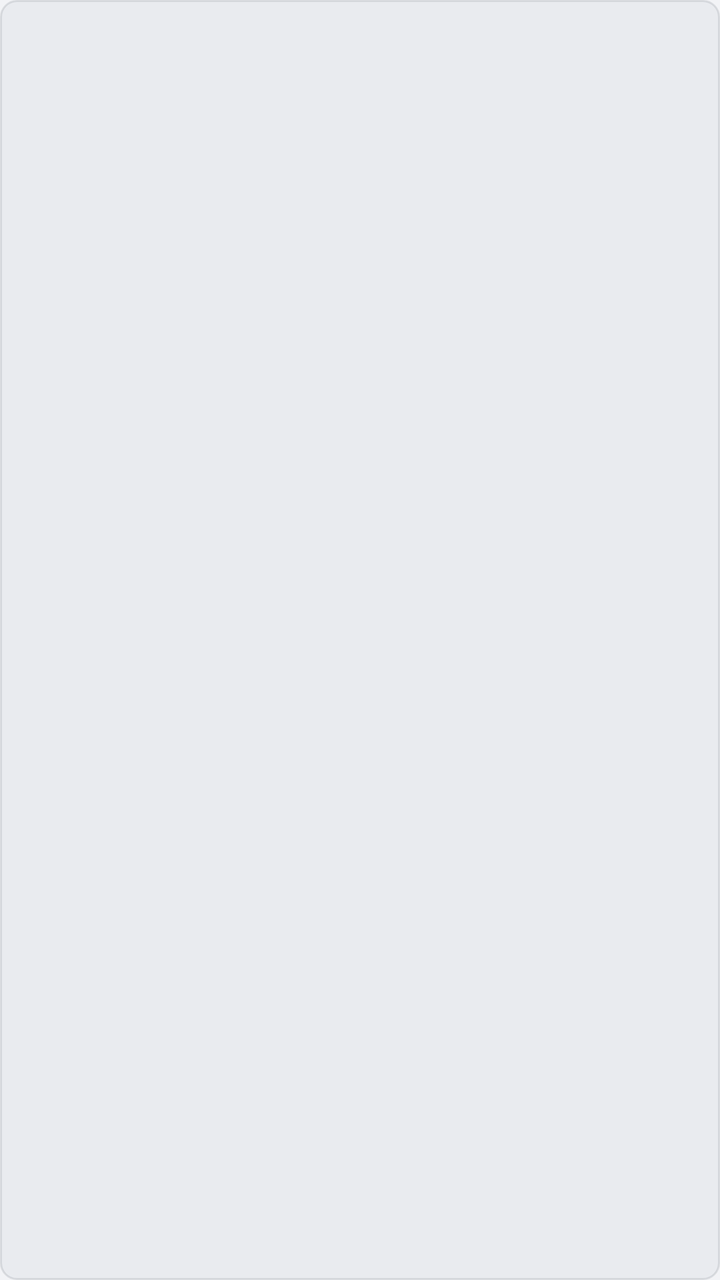
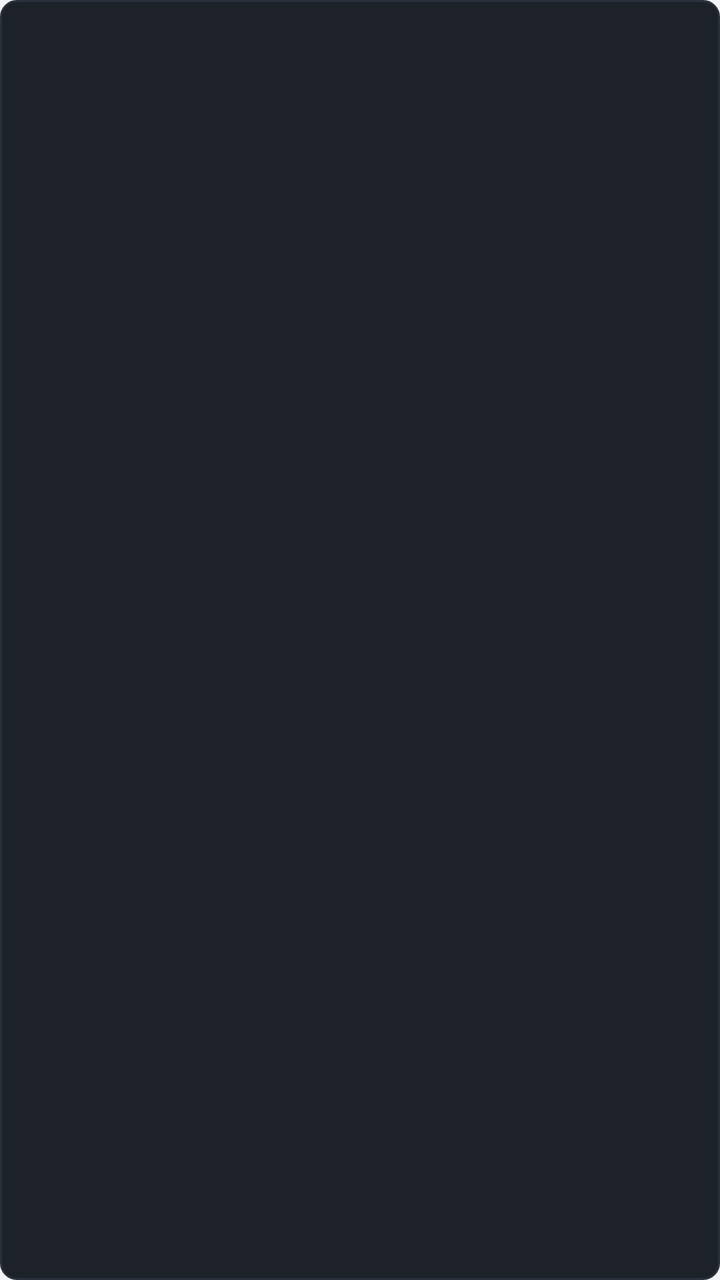

The first picture is an Android layout as it rendered before a commit; the second is the same layout after the commit. The layout source and the unified diff follow.
<!-- AndroidManifest.xml: application theme Theme.LateShow -->
<!-- res/layout/item_line.xml -->
<?xml version="1.0" encoding="utf-8"?>
<TextView xmlns:android="http://schemas.android.com/apk/res/android"
    android:id="@+id/lineText"
    android:layout_width="wrap_content"
    android:layout_height="28dp"
    android:gravity="center"
    android:paddingLeft="12dp"
    android:paddingRight="12dp"
    android:layout_marginRight="8dp"
    android:background="@drawable/bg_smbtn"
    android:textSize="12sp"
    android:textColor="@color/t2"
    android:fontFamily="monospace" />
<!-- resources referenced by this layout -->
<resources>
  <color name="t2">#5C6672</color>
  <!-- drawable bg_smbtn (drawable) -->
  <?xml version="1.0" encoding="utf-8"?>
  <ripple xmlns:android="http://schemas.android.com/apk/res/android"
      android:color="@color/ripple">
      <item android:id="@android:id/mask">
          <shape android:shape="rectangle">
              <solid android:color="#FFFFFFFF" />
              <corners android:radius="8dp" />
          </shape>
      </item>
      <item>
          <shape android:shape="rectangle">
              <solid android:color="@color/ink700" />
              <stroke android:width="1dp" android:color="@color/line" />
              <corners android:radius="8dp" />
          </shape>
      </item>
  </ripple>
  <color name="ripple">#22101820</color>
  <color name="ink700">#E9EBEF</color>
  <color name="line">#1A12181F</color>
  <color name="ink900">#F2F3F6</color>
  <color name="acc">#FF5A36</color>
  <color name="accInk">#170A05</color>
  <color name="ink800">#FFFFFF</color>
  <style name="LateShow.PopupMenu" parent="Widget.Material3.PopupMenu">
          <item name="android:popupBackground">@drawable/bg_menu</item>
          <item name="android:dropDownVerticalOffset">4dp</item>
      </style>
  <style name="LateShow.MaterialAlertDialog" parent="MaterialAlertDialog.Material3">
          <item name="shapeAppearance">@style/LateShow.DialogShape</item>
          <item name="backgroundTint">@color/ink800</item>
      </style>
  <style name="LateShow.DialogTitle" parent="MaterialAlertDialog.Material3.Title.Text">
          <item name="android:textSize">17sp</item>
          <item name="android:textStyle">bold</item>
          <item name="android:textColor">@color/t1</item>
      </style>
  <style name="LateShow.DialogBody" parent="MaterialAlertDialog.Material3.Body.Text">
          <item name="android:textSize">13sp</item>
          <item name="android:textColor">@color/t2</item>
          <item name="android:lineSpacingExtra">5dp</item>
      </style>
  <color name="accText">#C13A17</color>
  <style name="LateShow.DialogAnim" parent="">
          <item name="android:windowShowAnimation">@anim/dialog_in</item>
          <item name="android:windowHideAnimation">@anim/dialog_out</item>
      </style>
  <style name="LateShow.DialogBtnPrimary" parent="Widget.Material3.Button.TextButton.Dialog">
          <item name="android:textSize">13sp</item>
          <item name="android:minHeight">44dp</item>
          <item name="android:paddingLeft">16dp</item>
          <item name="android:paddingRight">16dp</item>
          <item name="android:textStyle">bold</item>
      </style>
  <style name="LateShow.DialogBtnSecondary" parent="LateShow.DialogBtnPrimary">
          <item name="android:textStyle">normal</item>
          <item name="android:textColor">@color/t2</item>
      </style>
  <!-- drawable bg_menu (drawable) -->
  <?xml version="1.0" encoding="utf-8"?>
  <shape xmlns:android="http://schemas.android.com/apk/res/android" android:shape="rectangle">
      <solid android:color="@color/ink800" />
      <stroke android:width="1dp" android:color="@color/line" />
      <corners android:radius="10dp" />
  </shape>
  <style name="LateShow.DialogShape" parent="">
          <item name="cornerSize">10dp</item>
      </style>
  <color name="t1">#1B2026</color>
  <!-- unchanged entries left out for length: 2 -->
</resources>

<!-- the commit's change to res/layout/item_line.xml (unified diff, before → after) -->
@@ -7,7 +7,7 @@
     android:paddingLeft="12dp"
     android:paddingRight="12dp"
     android:layout_marginRight="8dp"
-    android:background="@drawable/bg_smbtn"
+    android:background="@drawable/bg_hero_btn"
     android:textSize="12sp"
-    android:textColor="@color/t2"
+    android:textColor="@color/heroT2"
     android:fontFamily="monospace" />
<!-- resource entries referenced after the edit -->
@@ -1,10 +1,10 @@
 <!-- resources referenced by this layout -->
 <resources>
-  <color name="t2">#5C6672</color>
-  <!-- drawable bg_smbtn (drawable) -->
+  <color name="heroT2">#A6AEBA</color>
+  <!-- drawable bg_hero_btn (drawable) -->
   <?xml version="1.0" encoding="utf-8"?>
   <ripple xmlns:android="http://schemas.android.com/apk/res/android"
-      android:color="@color/ripple">
+      android:color="@color/heroRipple">
       <item android:id="@android:id/mask">
           <shape android:shape="rectangle">
               <solid android:color="#FFFFFFFF" />
@@ -13,14 +13,16 @@
       </item>
       <item>
           <shape android:shape="rectangle">
-              <solid android:color="@color/ink700" />
-              <stroke android:width="1dp" android:color="@color/line" />
+              <solid android:color="@color/heroSurface" />
+              <stroke android:width="1dp" android:color="@color/heroLine" />
               <corners android:radius="8dp" />
           </shape>
       </item>
   </ripple>
-  <color name="ripple">#22101820</color>
-  <color name="ink700">#E9EBEF</color>
+  <color name="heroRipple">#26FFFFFF</color>
+  <color name="heroSurface">#1C212A</color>
+  <color name="heroLine">#2A313C</color>
+  <color name="t2">#5C6672</color>
   <color name="line">#1A12181F</color>
   <color name="ink900">#F2F3F6</color>
   <color name="acc">#FF5A36</color>
